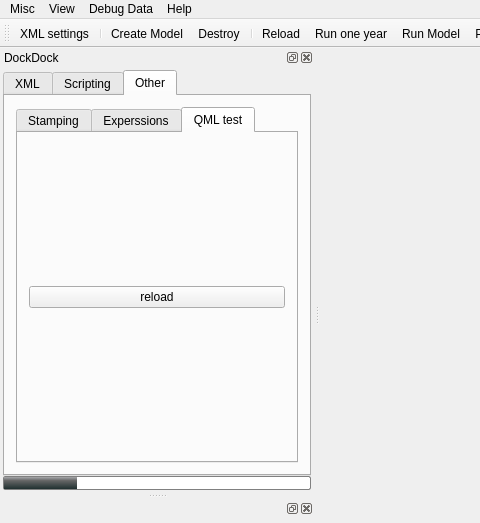
Qt form src/iland/mainwindow.ui (edfm-tum/iland-model) before a commit; both pictures show x 0 to 480 and y 0 to 523 of the 1030 by 741 pixel window.
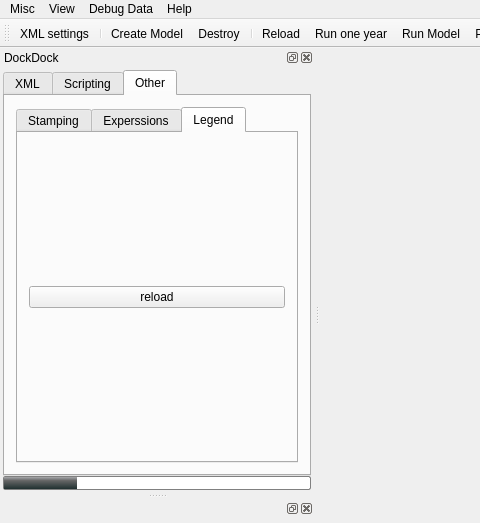
The same form after that commit. Icons and pictures are not drawn. Custom widgets are drawn as their Qt base class.

```diff
--- a/src/iland/mainwindow.ui
+++ b/src/iland/mainwindow.ui
@@ -524,7 +524,7 @@
            </widget>
            <widget class="QWidget" name="tab">
             <attribute name="title">
-             <string>QML test</string>
+             <string>Legend</string>
             </attribute>
             <layout class="QVBoxLayout" name="verticalLayout_7">
              <item>
```
